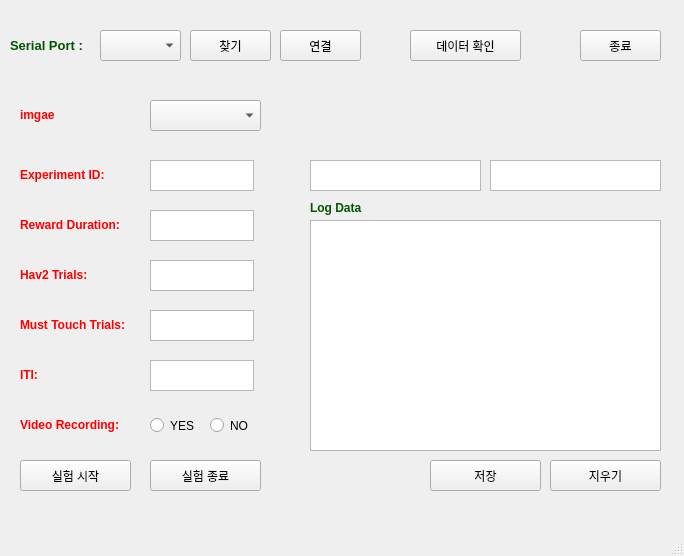
First picture: the form in port.ui, repository gi-ryong/operantchamber-project, before the edit.
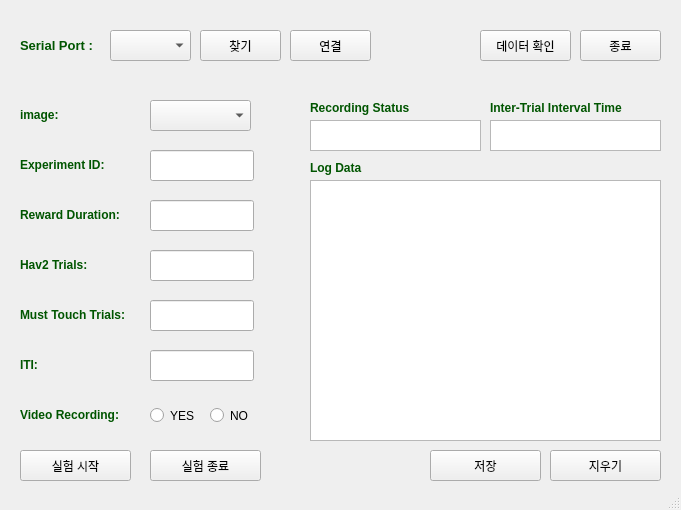
Second picture: the form after the edit.

```diff
--- a/port.ui
+++ b/port.ui
@@ -6,10 +6,16 @@
    <rect>
     <x>0</x>
     <y>0</y>
-    <width>684</width>
-    <height>556</height>
+    <width>681</width>
+    <height>510</height>
    </rect>
   </property>
+  <property name="maximumSize">
+   <size>
+    <width>681</width>
+    <height>510</height>
+   </size>
+  </property>
   <property name="windowTitle">
    <string>MainWindow</string>
   </property>
@@ -17,7 +23,7 @@
    <widget class="QLabel" name="label">
     <property name="geometry">
      <rect>
-      <x>10</x>
+      <x>20</x>
       <y>30</y>
       <width>91</width>
       <height>31</height>
@@ -33,7 +39,7 @@
    <widget class="QComboBox" name="port_list">
     <property name="geometry">
      <rect>
-      <x>100</x>
+      <x>110</x>
       <y>30</y>
       <width>81</width>
       <height>31</height>
@@ -43,7 +49,7 @@
    <widget class="QPushButton" name="btn">
     <property name="geometry">
      <rect>
-      <x>190</x>
+      <x>200</x>
       <y>30</y>
       <width>81</width>
       <height>31</height>
@@ -56,7 +62,7 @@
    <widget class="QPushButton" name="port_done">
     <property name="geometry">
      <rect>
-      <x>280</x>
+      <x>290</x>
       <y>30</y>
       <width>81</width>
       <height>31</height>
@@ -70,23 +76,23 @@
     <property name="geometry">
      <rect>
       <x>20</x>
-      <y>160</y>
+      <y>150</y>
       <width>111</width>
       <height>31</height>
      </rect>
     </property>
     <property name="styleSheet">
-     <string notr="true">color: #ff0000;</string>
+     <string notr="true">color: #005500;</string>
     </property>
     <property name="text">
      <string>&lt;html&gt;&lt;head/&gt;&lt;body&gt;&lt;p&gt;&lt;span style=&quot; font-weight:600;&quot;&gt;Experiment ID:&lt;/span&gt;&lt;/p&gt;&lt;/body&gt;&lt;/html&gt;</string>
     </property>
    </widget>
-   <widget class="QPlainTextEdit" name="experiment_input">
+   <widget class="QLineEdit" name="experiment_input">
     <property name="geometry">
      <rect>
       <x>150</x>
-      <y>160</y>
+      <y>150</y>
       <width>104</width>
       <height>31</height>
      </rect>
@@ -94,10 +100,10 @@
     <property name="layoutDirection">
      <enum>Qt::LeftToRight</enum>
     </property>
-    <property name="tabChangesFocus">
+    <property name="tabChangesFocus" stdset="0">
      <bool>false</bool>
     </property>
-    <property name="undoRedoEnabled">
+    <property name="undoRedoEnabled" stdset="0">
      <bool>false</bool>
     </property>
    </widget>
@@ -105,13 +111,13 @@
     <property name="geometry">
      <rect>
       <x>20</x>
-      <y>210</y>
+      <y>200</y>
       <width>131</width>
       <height>31</height>
      </rect>
     </property>
     <property name="styleSheet">
-     <string notr="true">color: #ff0000;</string>
+     <string notr="true">color: #005500;</string>
     </property>
     <property name="text">
      <string>&lt;html&gt;&lt;head/&gt;&lt;body&gt;&lt;p&gt;&lt;span style=&quot; font-weight:600;&quot;&gt;Reward Duration:&lt;/span&gt;&lt;/p&gt;&lt;/body&gt;&lt;/html&gt;</string>
@@ -121,13 +127,13 @@
     <property name="geometry">
      <rect>
       <x>20</x>
-      <y>260</y>
+      <y>250</y>
       <width>111</width>
       <height>31</height>
      </rect>
     </property>
     <property name="styleSheet">
-     <string notr="true">color: #ff0000;</string>
+     <string notr="true">color: #005500;</string>
     </property>
     <property name="text">
      <string>&lt;html&gt;&lt;head/&gt;&lt;body&gt;&lt;p&gt;&lt;span style=&quot; font-weight:600;&quot;&gt;Hav2 Trials:&lt;/span&gt;&lt;/p&gt;&lt;/body&gt;&lt;/html&gt;</string>
@@ -137,13 +143,13 @@
     <property name="geometry">
      <rect>
       <x>20</x>
-      <y>310</y>
+      <y>300</y>
       <width>131</width>
       <height>31</height>
      </rect>
     </property>
     <property name="styleSheet">
-     <string notr="true">color: #ff0000;</string>
+     <string notr="true">color: #005500;</string>
     </property>
     <property name="text">
      <string>&lt;html&gt;&lt;head/&gt;&lt;body&gt;&lt;p&gt;&lt;span style=&quot; font-weight:600;&quot;&gt;Must Touch Trials:&lt;/span&gt;&lt;/p&gt;&lt;/body&gt;&lt;/html&gt;</string>
@@ -153,54 +159,54 @@
     <property name="geometry">
      <rect>
       <x>20</x>
-      <y>410</y>
+      <y>400</y>
       <width>111</width>
       <height>31</height>
      </rect>
     </property>
     <property name="styleSheet">
-     <string notr="true">color: #ff0000;</string>
+     <string notr="true">color: #005500;</string>
     </property>
     <property name="text">
      <string>&lt;html&gt;&lt;head/&gt;&lt;body&gt;&lt;p&gt;&lt;span style=&quot; font-weight:600;&quot;&gt;Video Recording:&lt;/span&gt;&lt;/p&gt;&lt;/body&gt;&lt;/html&gt;</string>
     </property>
    </widget>
-   <widget class="QPlainTextEdit" name="reward_input">
+   <widget class="QLineEdit" name="reward_input">
     <property name="geometry">
      <rect>
       <x>150</x>
-      <y>210</y>
+      <y>200</y>
       <width>104</width>
       <height>31</height>
      </rect>
     </property>
-    <property name="plainText">
+    <property name="plainText" stdset="0">
      <string/>
     </property>
    </widget>
-   <widget class="QPlainTextEdit" name="hav2_input">
+   <widget class="QLineEdit" name="hav2_input">
     <property name="geometry">
      <rect>
       <x>150</x>
-      <y>260</y>
+      <y>250</y>
       <width>104</width>
       <height>31</height>
      </rect>
     </property>
-    <property name="plainText">
+    <property name="plainText" stdset="0">
      <string/>
     </property>
    </widget>
-   <widget class="QPlainTextEdit" name="touch_input">
+   <widget class="QLineEdit" name="touch_input">
     <property name="geometry">
      <rect>
       <x>150</x>
-      <y>310</y>
+      <y>300</y>
       <width>104</width>
       <height>31</height>
      </rect>
     </property>
-    <property name="plainText">
+    <property name="plainText" stdset="0">
      <string/>
     </property>
    </widget>
@@ -208,7 +214,7 @@
     <property name="geometry">
      <rect>
       <x>20</x>
-      <y>460</y>
+      <y>450</y>
       <width>111</width>
       <height>31</height>
      </rect>
@@ -224,7 +230,7 @@
     <property name="geometry">
      <rect>
       <x>150</x>
-      <y>460</y>
+      <y>450</y>
       <width>111</width>
       <height>31</height>
      </rect>
@@ -240,7 +246,7 @@
     <property name="geometry">
      <rect>
       <x>150</x>
-      <y>410</y>
+      <y>400</y>
       <width>61</width>
       <height>31</height>
      </rect>
@@ -253,7 +259,7 @@
     <property name="geometry">
      <rect>
       <x>210</x>
-      <y>410</y>
+      <y>400</y>
       <width>61</width>
       <height>31</height>
      </rect>
@@ -266,9 +272,9 @@
     <property name="geometry">
      <rect>
       <x>310</x>
-      <y>220</y>
+      <y>180</y>
       <width>351</width>
-      <height>231</height>
+      <height>261</height>
      </rect>
     </property>
    </widget>
@@ -276,17 +282,23 @@
     <property name="geometry">
      <rect>
       <x>310</x>
-      <y>160</y>
+      <y>120</y>
       <width>171</width>
       <height>31</height>
      </rect>
     </property>
+    <property name="cursor" stdset="0">
+     <cursorShape>ArrowCursor</cursorShape>
+    </property>
+    <property name="tabChangesFocus">
+     <bool>false</bool>
+    </property>
    </widget>
    <widget class="QTextBrowser" name="ITI_text">
     <property name="geometry">
      <rect>
       <x>490</x>
-      <y>160</y>
+      <y>120</y>
       <width>171</width>
       <height>31</height>
      </rect>
@@ -308,9 +320,9 @@
    <widget class="QPushButton" name="datawindow">
     <property name="geometry">
      <rect>
-      <x>410</x>
+      <x>480</x>
       <y>30</y>
-      <width>111</width>
+      <width>91</width>
       <height>31</height>
      </rect>
     </property>
@@ -322,7 +334,7 @@
     <property name="geometry">
      <rect>
       <x>310</x>
-      <y>200</y>
+      <y>160</y>
       <width>61</width>
       <height>16</height>
      </rect>
@@ -334,16 +346,16 @@
      <string>&lt;html&gt;&lt;head/&gt;&lt;body&gt;&lt;p&gt;&lt;span style=&quot; font-weight:600;&quot;&gt;Log Data&lt;/span&gt;&lt;/p&gt;&lt;/body&gt;&lt;/html&gt;</string>
     </property>
    </widget>
-   <widget class="QPlainTextEdit" name="ITI_input">
+   <widget class="QLineEdit" name="ITI_input">
     <property name="geometry">
      <rect>
       <x>150</x>
-      <y>360</y>
+      <y>350</y>
       <width>104</width>
       <height>31</height>
      </rect>
     </property>
-    <property name="plainText">
+    <property name="plainText" stdset="0">
      <string/>
     </property>
    </widget>
@@ -351,13 +363,13 @@
     <property name="geometry">
      <rect>
       <x>20</x>
-      <y>360</y>
+      <y>350</y>
       <width>111</width>
       <height>31</height>
      </rect>
     </property>
     <property name="styleSheet">
-     <string notr="true">color: #ff0000;</string>
+     <string notr="true">color: #005500;</string>
     </property>
     <property name="text">
      <string>&lt;html&gt;&lt;head/&gt;&lt;body&gt;&lt;p&gt;&lt;span style=&quot; font-weight:600;&quot;&gt;ITI:&lt;/span&gt;&lt;/p&gt;&lt;/body&gt;&lt;/html&gt;</string>
@@ -367,7 +379,7 @@
     <property name="geometry">
      <rect>
       <x>550</x>
-      <y>460</y>
+      <y>450</y>
       <width>111</width>
       <height>31</height>
      </rect>
@@ -380,7 +392,7 @@
     <property name="geometry">
      <rect>
       <x>430</x>
-      <y>460</y>
+      <y>450</y>
       <width>111</width>
       <height>31</height>
      </rect>
@@ -394,7 +406,7 @@
      <rect>
       <x>150</x>
       <y>100</y>
-      <width>111</width>
+      <width>101</width>
       <height>31</height>
      </rect>
     </property>
@@ -409,10 +421,42 @@
      </rect>
     </property>
     <property name="styleSheet">
-     <string notr="true">color: #ff0000;</string>
+     <string notr="true">color: #005500;</string>
     </property>
     <property name="text">
-     <string>&lt;html&gt;&lt;head/&gt;&lt;body&gt;&lt;p&gt;&lt;span style=&quot; font-weight:600;&quot;&gt;imgae&lt;/span&gt;&lt;/p&gt;&lt;/body&gt;&lt;/html&gt;</string>
+     <string>&lt;html&gt;&lt;head/&gt;&lt;body&gt;&lt;p&gt;&lt;span style=&quot; font-weight:600;&quot;&gt;image:&lt;/span&gt;&lt;/p&gt;&lt;/body&gt;&lt;/html&gt;</string>
+    </property>
+   </widget>
+   <widget class="QLabel" name="label_11">
+    <property name="geometry">
+     <rect>
+      <x>490</x>
+      <y>100</y>
+      <width>161</width>
+      <height>16</height>
+     </rect>
+    </property>
+    <property name="styleSheet">
+     <string notr="true">color: #005500;</string>
+    </property>
+    <property name="text">
+     <string>&lt;html&gt;&lt;head/&gt;&lt;body&gt;&lt;p&gt;&lt;span style=&quot; font-weight:600;&quot;&gt;Inter-Trial Interval Time&lt;/span&gt;&lt;/p&gt;&lt;/body&gt;&lt;/html&gt;</string>
+    </property>
+   </widget>
+   <widget class="QLabel" name="label_12">
+    <property name="geometry">
+     <rect>
+      <x>310</x>
+      <y>100</y>
+      <width>111</width>
+      <height>16</height>
+     </rect>
+    </property>
+    <property name="styleSheet">
+     <string notr="true">color: #005500;</string>
+    </property>
+    <property name="text">
+     <string>&lt;html&gt;&lt;head/&gt;&lt;body&gt;&lt;p&gt;&lt;span style=&quot; font-weight:600;&quot;&gt;Recording Status&lt;/span&gt;&lt;/p&gt;&lt;/body&gt;&lt;/html&gt;</string>
     </property>
    </widget>
   </widget>
```
Left out of the diff: 22 changed lines with no effect on the pictures.
